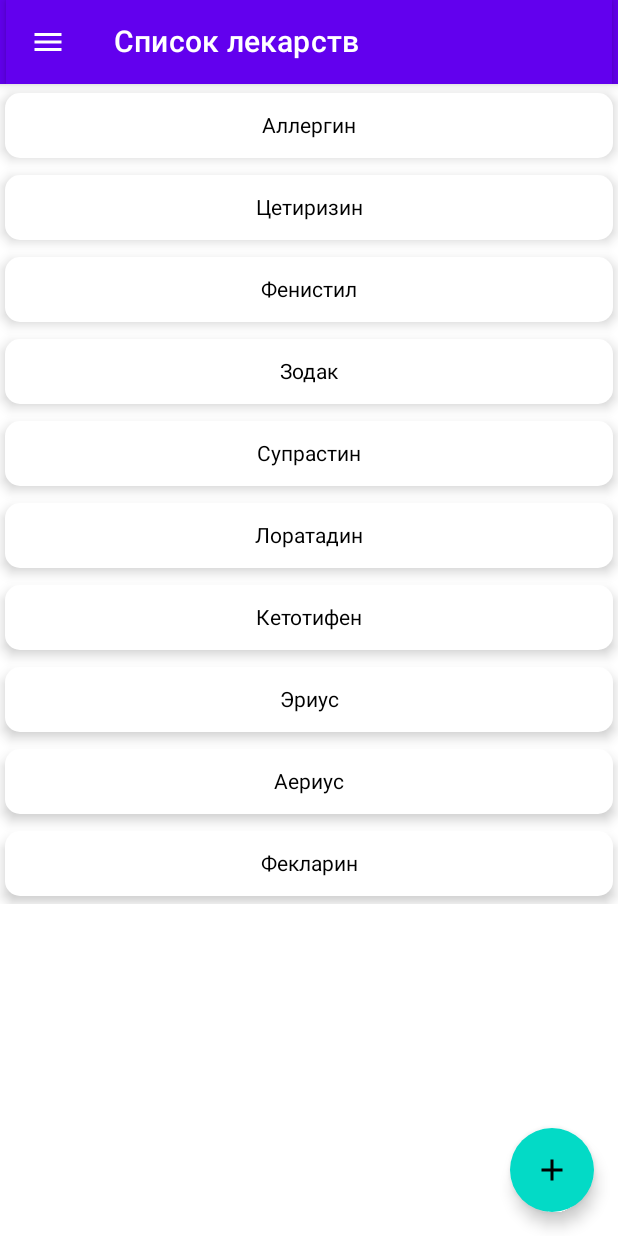
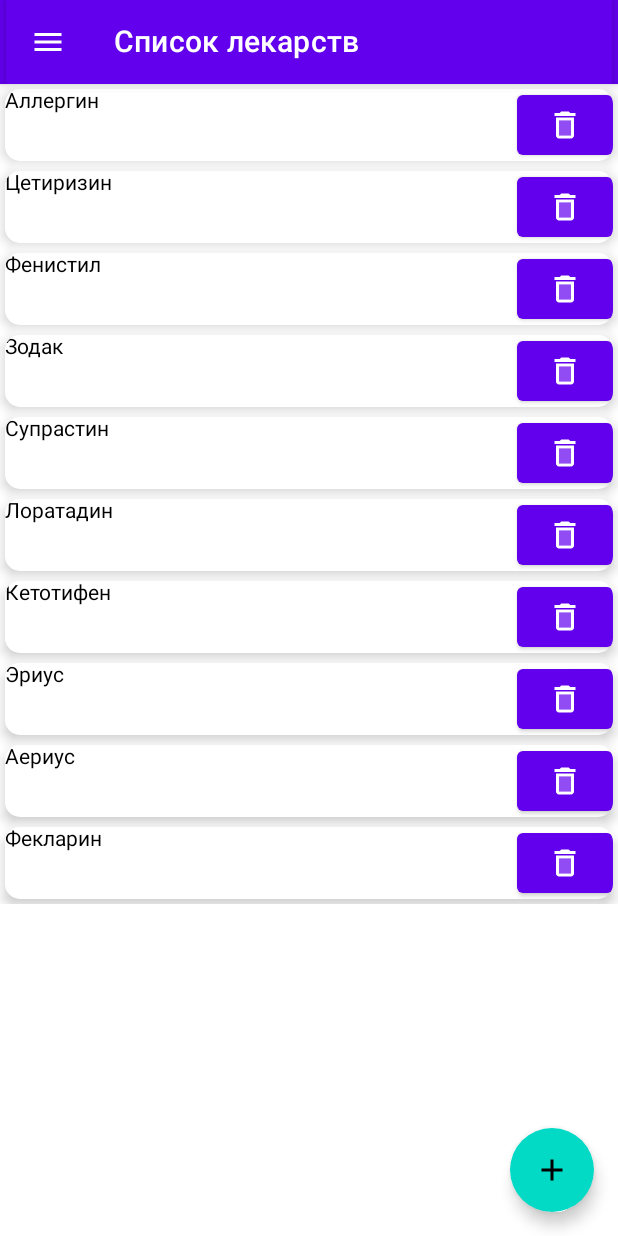
Before and after one commit to prayfortherain/Medicine_Chest, an Android app built with Jetpack Compose: the screen it shows after launch (MainActivity), on a phone screen of 412 x 824 dp. Run offline under Robolectric (Android 15) with nearby library versions, the phone set to English and light mode, and no system bars; our stand-ins replace Room's generated code.

Commit message:
add comments

```diff
--- a/app/src/main/java/com/example/medicinechest/InfoActivity.kt
+++ b/app/src/main/java/com/example/medicinechest/InfoActivity.kt
@@ -55,10 +55,10 @@
             if (id != null) {
                 viewModel.getById(id)
             }
-            Toast.makeText(this, "$id", Toast.LENGTH_SHORT).show()
+            Toast.makeText(this, "$id", Toast.LENGTH_SHORT).show() //проверка что правильно передали
             viewModel.medicine.observe(this) {
                 medicine = it
-            }
+            }//берем данные из бд
 
             Scaffold(
                 topBar = {
@@ -94,7 +94,7 @@
     Column(modifier = Modifier
         .fillMaxWidth()
         .padding(4.dp),
-        horizontalAlignment = Alignment.CenterHorizontally,
+        horizontalAlignment = Alignment.CenterHorizontally,//разметка
         verticalArrangement = Arrangement.Center) {
         Text(
             text = heading,
--- a/app/src/main/java/com/example/medicinechest/MainActivity.kt
+++ b/app/src/main/java/com/example/medicinechest/MainActivity.kt
@@ -1,16 +1,11 @@
 package com.example.medicinechest
 
-import android.app.Activity
 import android.content.Context
 import android.content.Intent
 import android.os.Bundle
 import android.widget.Toast
 import androidx.activity.ComponentActivity
 import androidx.activity.compose.setContent
-import androidx.activity.result.ActivityResultLauncher
-import androidx.activity.result.contract.ActivityResultContracts
-import androidx.compose.foundation.ExperimentalFoundationApi
-import androidx.compose.foundation.combinedClickable
 import androidx.compose.foundation.gestures.detectTapGestures
 import androidx.compose.foundation.layout.*
 import androidx.compose.foundation.lazy.LazyColumn
@@ -21,6 +16,7 @@
 import androidx.compose.material.icons.Icons
 import androidx.compose.material.icons.filled.Add
 import androidx.compose.material.icons.filled.Menu
+import androidx.compose.material.icons.twotone.Delete
 import androidx.compose.runtime.Composable
 import androidx.compose.runtime.getValue
 import androidx.compose.runtime.mutableStateOf
@@ -53,39 +49,37 @@
             val coroutineScope = rememberCoroutineScope()
             var topBarTitle = remember { mutableStateOf("Список лекарств") }
             var checklists by remember { mutableStateOf(listOf("Loading...")) }
-
-
             var deleteID by remember {
                 mutableStateOf(0)
             }
             viewModel.getLists()
-            viewModel.temp_list1.observe(this) {
+            viewModel.temp_list1.observe(this) { //получение из базы данных списков по симптомам
                 checklists = it
             }
 
-            Scaffold(
+            Scaffold( //организация элементов окна
                 scaffoldState = scaffoldState,
                 topBar = {
                     TopAppBar {
                         MainTopBar(
-                            title = topBarTitle.value,
+                            title = topBarTitle.value, //название
                             scaffoldState
                         )
                     }
                 },
                 drawerContent = {
-                    DrawerMenu(checklists, onEvent = { event ->
+                    DrawerMenu(checklists, onEvent = { event -> //боковое меню
                         when (event) {
                             is DrawerEvents.OnItemClick -> {
                                 topBarTitle.value = event.title
                             }
                         }
                         coroutineScope.launch {
-                            scaffoldState.drawerState.close()
+                            scaffoldState.drawerState.close() //подгружает боковое меню
                         }
                     }, context = this@MainActivity)
                 },
-                floatingActionButton = {
+                floatingActionButton = {//плавающая кнопочка с переходом на активность вот так вот да
                     FloatingActionButton(
                         content = { Icon(Icons.Filled.Add, contentDescription = "Добавить") },
                         onClick = {
@@ -119,7 +113,7 @@
                     )
                 }
                 viewModel.medslist.observe(this) {
-                    list = it
+                    list = it //получение списка лекарств
                 }
                 if(openDialog){
                     AlertDialog(onDismissRequest = {
@@ -149,21 +143,13 @@
                         })
                 }
                 LazyColumn {
-                    items(list) {med ->
+                    items(list) {med -> //принял отобразил список
                         Card(modifier = Modifier
-                            .fillMaxWidth()
+                            .fillMaxWidth() //занял максимальную ширину
                             .defaultMinSize(minHeight = 50.dp)
-                            .pointerInput(Unit) {
-                                detectTapGestures(
-                                    onLongPress = {
-                                        openDialog = true
-                                        deleteID = med.id
-                                    }
-                                )
-                            }
                             .padding(3.dp),
                             shape = RoundedCornerShape(10.dp),
-                            elevation = 5.dp,
+                            elevation = 5.dp, //тень под кнопочкой
                             onClick = {
                                 val intent =
                                     Intent(this@MainActivity, InfoActivity::class.java)
@@ -176,7 +162,23 @@
                                     .fillMaxWidth(),
 
                                 ) {
-                                Text(text = "${med.name}")
+                                Row {
+                                    Text(text = "${med.name}")
+
+                                    Box(
+                                        modifier = Modifier.fillMaxWidth(),
+                                        contentAlignment = Alignment.CenterEnd
+                                    ){
+                                        Button(onClick = { //удаляет элемент
+                                            openDialog = true
+                                            deleteID = med.id
+                                        }) {
+                                            Icon(Icons.TwoTone.Delete, contentDescription = "Delete")
+                                        }
+
+                                    }
+                                }
+
                             }
                         }
                     }
--- a/app/src/main/java/com/example/medicinechest/MedicineInput.kt
+++ b/app/src/main/java/com/example/medicinechest/MedicineInput.kt
@@ -70,7 +70,7 @@
                                     "Лекарство было добавлено.",
                                     Toast.LENGTH_SHORT
                                 ).show()
-                                iconClickable = false
+                                iconClickable = false //кнопка сохранения больше не отображается
                             } else{
                                     Toast.makeText(
                                         this@MedicineInput,
@@ -104,7 +104,7 @@
 }
 
 @Composable
-fun EditableTextField(value: MutableState<String>, field: String) {
+fun EditableTextField(value: MutableState<String>, field: String) { //чтобы очень плохо не выглядело
     OutlinedTextField(
         value = value.value,
         onValueChange = { newValue ->
--- a/app/src/main/java/com/example/medicinechest/database/AppDatabase.kt
+++ b/app/src/main/java/com/example/medicinechest/database/AppDatabase.kt
@@ -3,7 +3,7 @@
 import androidx.room.Database
 import androidx.room.RoomDatabase
 
-@Database(entities = [Medicine::class], version = 1)
-abstract class AppDatabase : RoomDatabase() {
+@Database(entities = [Medicine::class], version = 1) //какие таблицы есть внутри бд
+abstract class AppDatabase : RoomDatabase() { //наследование рум шаблона
     abstract fun getDao(): MedicineDao
 }
--- a/app/src/main/java/com/example/medicinechest/database/Dependencies.kt
+++ b/app/src/main/java/com/example/medicinechest/database/Dependencies.kt
@@ -4,16 +4,15 @@
 import androidx.room.Room
 
 object Dependencies {
-
         private lateinit var applicationContext: Context
 
-        fun init(context: Context) {
+        fun init(context: Context) { //конструктор
             applicationContext = context
         }
 
-        private val appDatabase: AppDatabase by lazy {
-            Room.databaseBuilder(applicationContext, AppDatabase::class.java, "aidss.db")
-                .createFromAsset("med.db")
+        private val appDatabase: AppDatabase by lazy { //ленивая инициализаци
+            Room.databaseBuilder(applicationContext, AppDatabase::class.java, "aidss.db") //название под которым он сохранит внутри устроиства
+                .createFromAsset("med.db") //создает из шаблона
                 .build()
         }
 
--- a/app/src/main/java/com/example/medicinechest/database/Entities.kt
+++ b/app/src/main/java/com/example/medicinechest/database/Entities.kt
@@ -3,7 +3,7 @@
 import androidx.room.ColumnInfo
 import androidx.room.Entity
 import androidx.room.PrimaryKey
-
+// Сущность таблицы Medicine
 @Entity(tableName = "Medicine",
 )
 data class Medicine(
--- a/app/src/main/java/com/example/medicinechest/database/MainViewModel.kt
+++ b/app/src/main/java/com/example/medicinechest/database/MainViewModel.kt
@@ -6,29 +6,34 @@
 import kotlinx.coroutines.launch
 
 class MainVM(private val MedicineRepository: MedicineRepository): ViewModel() {
-    var id: MutableLiveData<Int> = MutableLiveData()
+//инициализация
     var temp_list1: MutableLiveData<List<String>> = MutableLiveData()
     var medslist: MutableLiveData<List<Medicine>> = MutableLiveData()
+
+    //получение списка объедененных одним симптомом
     fun getMedicinesList(listName: String){
-        viewModelScope.launch {
+        viewModelScope.launch { //чтобы не засорять основной код корутинами запускаем здесь
             medslist.value = MedicineRepository.getMedicinesList(listName)
         }
     }
+    //получение списка для бокового меню
     fun getLists(){
         viewModelScope.launch {
             temp_list1.value = MedicineRepository.getLists()
         }
     }
 
+    //добавляем без ид
     fun insertMedicine(name : String, composition : String, symptoms : String, contraindications : String, storageTemperature : String, sideEffects : String, instruction : String){
         viewModelScope.launch {
             MedicineRepository.insertMedicine(name, composition, symptoms, contraindications, storageTemperature, sideEffects, instruction)
         }
     }
 
+    //удаляем элемент
     fun deleteMedicine(medicine: Int){
         viewModelScope.launch {
-            if(temp_list1.value!!.size == 1){
+            if(temp_list1.value!!.size == 1){ //решение проблемы с удалением первого элемента
                 val id = temp_list1.value!!.indexOf(MedicineRepository.getById(medicine).symptoms)
                 temp_list1.value!!.drop(id)
             }
--- a/app/src/main/java/com/example/medicinechest/database/MedicineDao.kt
+++ b/app/src/main/java/com/example/medicinechest/database/MedicineDao.kt
@@ -2,32 +2,28 @@
 
 import androidx.room.Dao
 import androidx.room.Delete
-import androidx.room.Insert
 import androidx.room.Query
 import androidx.room.Update
-import com.example.medicinechest.database.Medicine
-import org.w3c.dom.ProcessingInstruction
 
 @Dao
 interface MedicineDao {
     @Query("SELECT * FROM Medicine where symptoms=:listName")
-    suspend fun getMedicinesList(listName: String): List<Medicine>
+    suspend fun getMedicinesList(listName: String): List<Medicine> //получение списка объедененные одним симптомом
 
     @Query("SELECT * FROM Medicine WHERE id = :id")
     suspend fun getById(id: Int): Medicine // берем лекарство по ID
 
-    @Query("SELECT id FROM Medicine WHERE name = :name")
-    suspend fun getNameById(name: String): Int
-
-    @Query("SELECT symptoms FROM Medicine") // списки
+    @Query("SELECT symptoms FROM Medicine") // списки бокового меню
     suspend fun getLists(): List<String>
 
     @Update
-    fun updateMeds(medicine : Medicine)
+    fun updateMeds(medicine : Medicine) //обновить
 
     @Delete
-    fun deleteMedicine(medicine: Medicine)
+    fun deleteMedicine(medicine: Medicine) //удаляем полученный элемент
 
+
+    //добавляем новый медикамент без id
     @Query("INSERT INTO Medicine (name, composition, symptoms, contraindications, storageTemperature,sideEffects, instruction) VALUES (:name, :composition, :symptoms, :contraindications, :storageTemperature, :sideEffects, :instruction)")
     fun addMedicine(name : String, composition : String, symptoms : String, contraindications : String, storageTemperature : String, sideEffects : String, instruction : String)
 }
```
Also changed, not shown: app/src/main/java/com/example/medicinechest/database/MedicineRepository.kt (+10 -10 lines).
